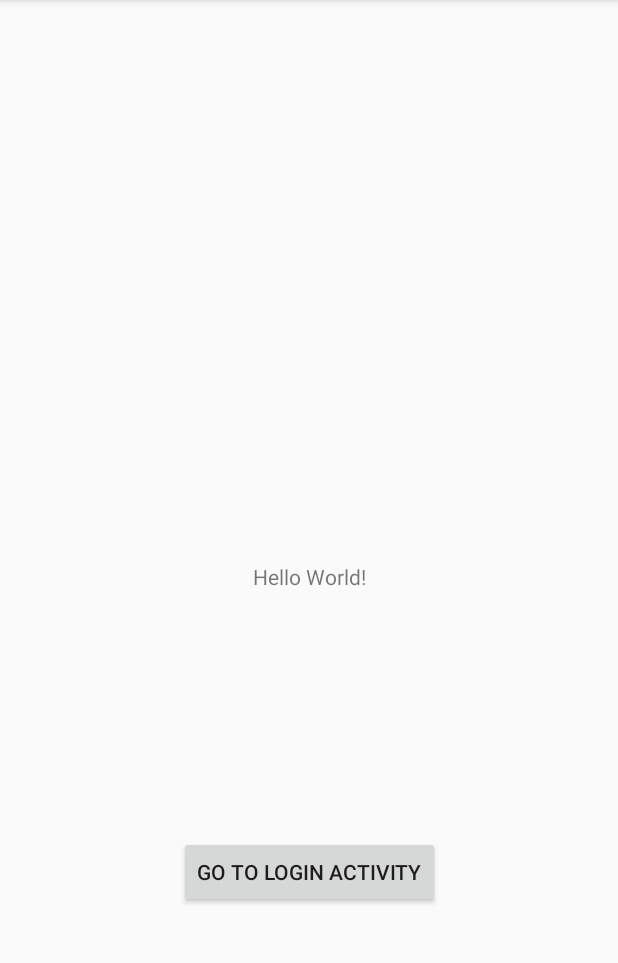
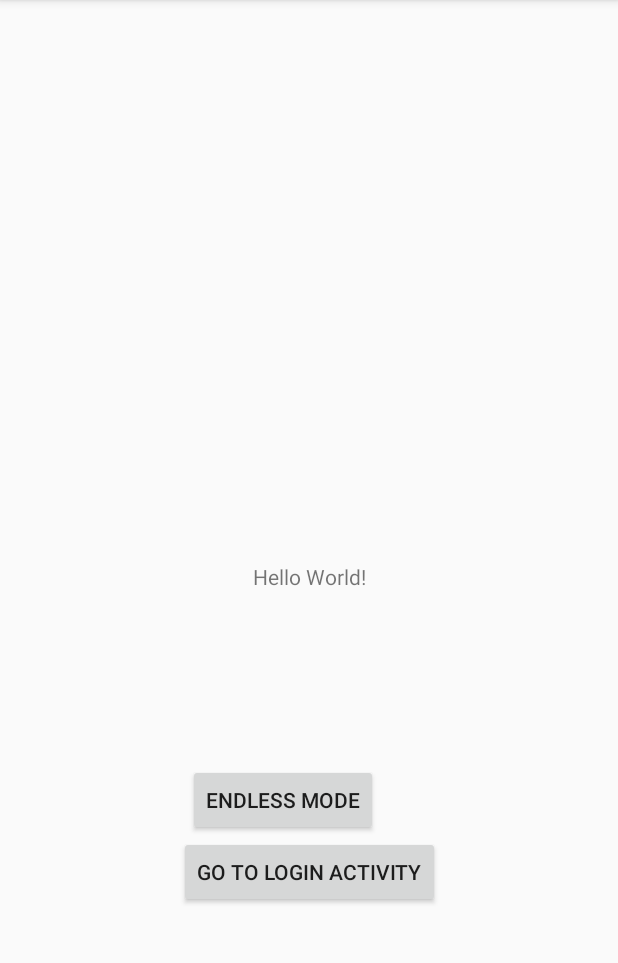
Before and after one commit to rodentooth/Android_Course, an Android app: the screen it shows after launch (MainActivity), on a phone screen of 412 x 824 dp, the part 84-1047 px from its top. Run offline under Robolectric (Android 15) with nearby library versions, the light colour scheme and no system bars.

Commit message:
basics for endless mode (no real design or saving data yet)

```diff
--- a/app/src/main/AndroidManifest.xml
+++ b/app/src/main/AndroidManifest.xml
@@ -19,6 +19,7 @@
         <activity
             android:name=".ui.login.LoginActivity"
             android:label="@string/title_activity_login"></activity>
+        <activity android:name=".EndlessModeActivity"/>
         <activity android:name=".MainActivity">
             <intent-filter>
                 <action android:name="android.intent.action.MAIN" />
--- a/app/src/main/java/com/example/androidcourse/MainActivity.java
+++ b/app/src/main/java/com/example/androidcourse/MainActivity.java
@@ -8,6 +8,7 @@ import android.view.View;
 import android.widget.Button;
 
 import com.example.androidcourse.ui.login.LoginActivity;
+import com.example.androidcourse.EndlessModeActivity;
 
 public class MainActivity extends AppCompatActivity {
 
@@ -25,6 +26,15 @@ public class MainActivity extends AppCompatActivity {
             }
         });
 
+        findViewById(R.id.btnEndless).setOnClickListener(new View.OnClickListener() {
+            @Override
+            public void onClick(View view) {
+                Intent i = new Intent(getBaseContext(), EndlessModeActivity.class);
+
+                startActivity(i);
+            }
+        });
+
     }
 
 
--- a/app/src/main/res/layout/activity_main.xml
+++ b/app/src/main/res/layout/activity_main.xml
@@ -1,4 +1,5 @@
 <?xml version="1.0" encoding="utf-8"?>
+
 <androidx.constraintlayout.widget.ConstraintLayout xmlns:android="http://schemas.android.com/apk/res/android"
     xmlns:app="http://schemas.android.com/apk/res-auto"
     xmlns:tools="http://schemas.android.com/tools"
@@ -26,4 +27,13 @@
         app:layout_constraintStart_toStartOf="parent"
         app:layout_constraintTop_toBottomOf="@+id/textView" />
 
+    <Button
+        android:id="@+id/btnEndless"
+        android:layout_width="wrap_content"
+        android:layout_height="wrap_content"
+        android:layout_marginEnd="160dp"
+        android:text="Endless mode"
+        app:layout_constraintBottom_toTopOf="@+id/button"
+        app:layout_constraintEnd_toEndOf="parent" />
+
 </androidx.constraintlayout.widget.ConstraintLayout>
--- a/app/src/main/res/values/strings.xml
+++ b/app/src/main/res/values/strings.xml
@@ -11,4 +11,6 @@
     <string name="login_failed">"Login failed"</string>
     <string name="prompt_repeat_password">Repeat your Password</string>
     <string name="prompt_username">Username</string>
+    <string name="ivPlay_name">Playbutton</string>
+    <string name="tvScore">Score:</string>
 </resources>
```
Also changed, not shown: app/src/main/java/com/example/androidcourse/EndlessModeActivity.java (added, +37 -0 lines), app/src/main/res/layout/activity_endlessmode.xml (added, +28 -0 lines), app/src/main/res/drawable-v24/virus.jpg (added).
